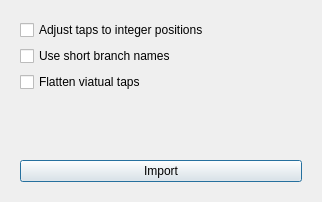
The window that src/VeraGrid/Gui/FileDialogues/PsseDialogue/psse_import_gui.ui (SanPen/VeraGrid) describes before a commit, drawn with Qt 5.
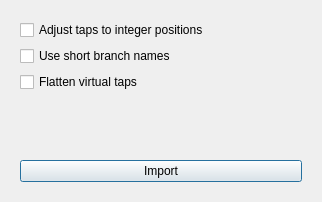
The same window after the commit.

What changed in the file:
```diff
--- a/src/VeraGrid/Gui/FileDialogues/PsseDialogue/psse_import_gui.ui
+++ b/src/VeraGrid/Gui/FileDialogues/PsseDialogue/psse_import_gui.ui
@@ -75,7 +75,7 @@
          <string>&lt;html&gt;&lt;head/&gt;&lt;body&gt;&lt;p&gt;PSS/e does not handle the difference of nominal &lt;/p&gt;&lt;p&gt;voltage between the bus and the transformer (the vitual tap) &lt;/p&gt;&lt;p&gt;If checked, this will make the transformer nominal voltages &lt;/p&gt;&lt;p&gt;equal to the buses nominal voltage to behave like PSS/e&lt;/p&gt;&lt;/body&gt;&lt;/html&gt;</string>
         </property>
         <property name="text">
-         <string>Flatten viatual taps</string>
+         <string>Flatten virtual taps</string>
         </property>
        </widget>
       </item>
```
